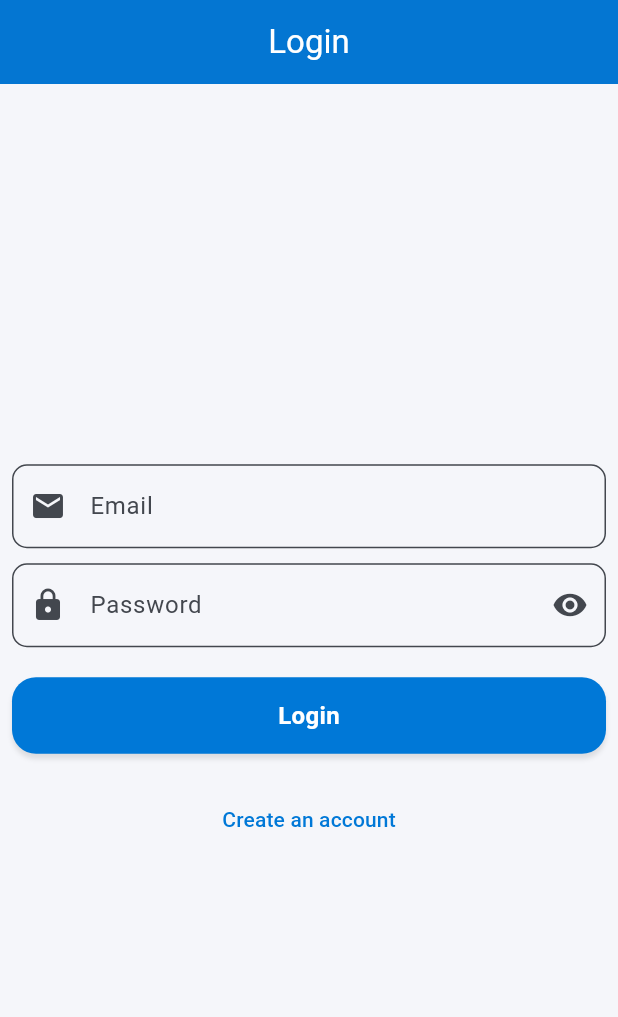
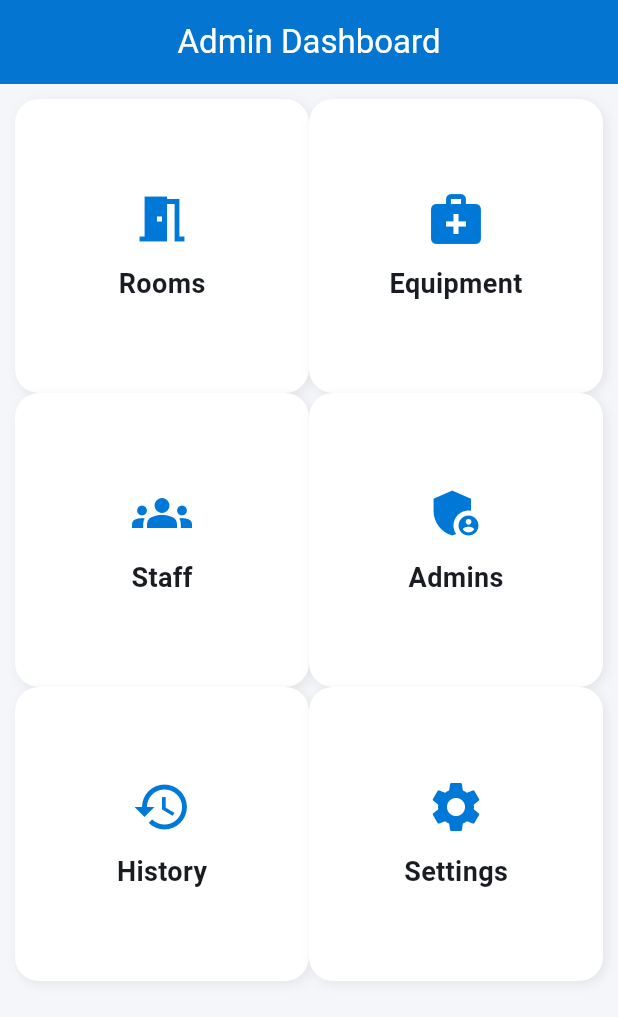
Before and after one commit to AhmadBinMasoodd/ClinicQ-Core, a Flutter app: the screen it shows after launch, on a phone screen of 412 x 824 dp. Shown: the top 1017 px of the screen. Run offline on Flutter 3.47's test engine with Material 3 defaults, Android fonts, the light colour scheme and no system bars; our stand-ins replace firebase_core, get; accounts and stored records are empty; Roboto replaces fonts that are missing (Poppins).

Commit message:
feat: added Admin Home Screen UI (dashboard grid with sections) - Day 2

```diff
--- a/lib/main.dart
+++ b/lib/main.dart
@@ -1,5 +1,6 @@
 import 'package:cliniq_core/views/auth/auth_controller.dart';
 import 'package:cliniq_core/views/auth/login_screen.dart';
+import 'package:cliniq_core/views/dashboards/admin_homescreen.dart';
 import 'package:firebase_core/firebase_core.dart';
 import 'package:flutter/material.dart';
 import 'package:get/get.dart';
@@ -49,7 +50,7 @@ class MyApp extends StatelessWidget {
         useMaterial3: true,
       ),
       // Set LoginScreen as the starting screen
-      home: const LoginScreen(),
+      home: const AdminHomescreen(),
     );
   }
 }
--- /dev/null
+++ b/lib/views/dashboards/admin_homescreen.dart
@@ -0,0 +1,66 @@
+import 'package:flutter/material.dart';
+import 'package:get/get_connect/http/src/utils/utils.dart';
+
+class AdminHomescreen extends StatefulWidget {
+  const AdminHomescreen({super.key});
+
+  @override
+  State<AdminHomescreen> createState() => _AdminHomescreenState();
+}
+
+class _AdminHomescreenState extends State<AdminHomescreen> {
+  List<Map<String, dynamic>> items = [
+    {"title": "Rooms", "icon": Icons.meeting_room},
+    {"title": "Equipment", "icon": Icons.medical_services},
+    {"title": "Staff", "icon": Icons.groups},
+    {"title": "Admins", "icon": Icons.admin_panel_settings},
+    {"title": "History", "icon": Icons.history},
+    {"title": "Settings", "icon": Icons.settings},
+  ];
+  @override
+  Widget build(BuildContext context) {
+    return Scaffold(
+      appBar: AppBar(title: Text('Admin Dashboard'), centerTitle: true),
+      body: Padding(
+        padding: EdgeInsets.all(10),
+        child: GridView.builder(
+          gridDelegate: SliverGridDelegateWithFixedCrossAxisCount(
+            crossAxisCount: 2,
+          ),
+          itemCount: items.length,
+          itemBuilder: (context, index) {
+            final item = items[index];
+            return Container(
+              decoration: BoxDecoration(
+                color: Colors.white,
+                borderRadius: BorderRadius.circular(16),
+                boxShadow: [
+                  BoxShadow(
+                    color: Colors.grey.withOpacity(0.2),
+                    blurRadius: 6,
+                    offset: Offset(2, 2),
+                  ),
+                ],
+              ),
+              child: Column(
+                mainAxisAlignment: MainAxisAlignment.center,
+                children: [
+                  Icon(
+                    item['icon'],
+                    size: 40,
+                    color: Theme.of(context).primaryColor,
+                  ),
+                  SizedBox(height: 10),
+                  Text(
+                    item['title'],
+                    style: TextStyle(fontSize: 18, fontWeight: FontWeight.w600),
+                  ),
+                ],
+              ),
+            );
+          },
+        ),
+      ),
+    );
+  }
+}
```
Also changed, not shown: 1 other file.
